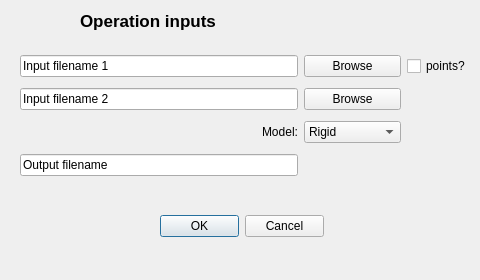
First picture: the form in CemrgApp/Plugins/kcl.cemrgapp.mainapp/src/internal/QmitkCemrgAppMirtkOptions.ui, repository OpenHeartDevelopers/CemrgApp, before the edit.
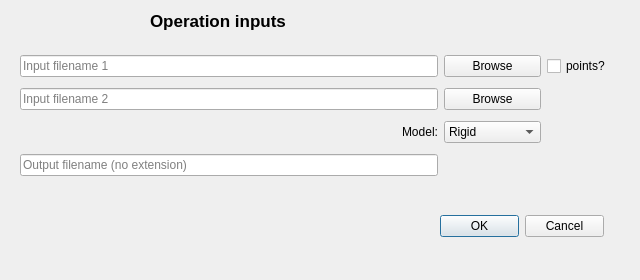
Second picture: the form after the edit.

Commit message: [feature] QmitkCemrgAppCommonTools - added select MIRTK librariesd

The edit to the form file:
```diff
--- a/CemrgApp/Plugins/kcl.cemrgapp.mainapp/src/internal/QmitkCemrgAppMirtkOptions.ui
+++ b/CemrgApp/Plugins/kcl.cemrgapp.mainapp/src/internal/QmitkCemrgAppMirtkOptions.ui
@@ -6,19 +6,19 @@
    <rect>
     <x>0</x>
     <y>0</y>
-    <width>480</width>
+    <width>640</width>
     <height>280</height>
    </rect>
   </property>
   <property name="minimumSize">
    <size>
-    <width>480</width>
+    <width>640</width>
     <height>280</height>
    </size>
   </property>
   <property name="maximumSize">
    <size>
-    <width>480</width>
+    <width>640</width>
     <height>280</height>
    </size>
   </property>
@@ -28,7 +28,7 @@
   <widget class="QLabel" name="titleLabel">
    <property name="geometry">
     <rect>
-     <x>80</x>
+     <x>150</x>
      <y>10</y>
      <width>350</width>
      <height>21</height>
@@ -57,7 +57,7 @@
   <widget class="QDialogButtonBox" name="buttonBox">
    <property name="geometry">
     <rect>
-     <x>160</x>
+     <x>440</x>
      <y>210</y>
      <width>164</width>
      <height>32</height>
@@ -72,7 +72,7 @@
     <rect>
      <x>20</x>
      <y>50</y>
-     <width>451</width>
+     <width>591</width>
      <height>132</height>
     </rect>
    </property>
@@ -94,13 +94,19 @@
     <item row="3" column="0">
      <widget class="QLineEdit" name="lineEdit_output">
       <property name="text">
-       <string>Output filename</string>
+       <string/>
+      </property>
+      <property name="placeholderText">
+       <string>Output filename (no extension)</string>
       </property>
      </widget>
     </item>
     <item row="0" column="0">
      <widget class="QLineEdit" name="lineEdit_input1">
       <property name="text">
+       <string/>
+      </property>
+      <property name="placeholderText">
        <string>Input filename 1</string>
       </property>
      </widget>
@@ -108,6 +114,9 @@
     <item row="1" column="0">
      <widget class="QLineEdit" name="lineEdit_input2">
       <property name="text">
+       <string/>
+      </property>
+      <property name="placeholderText">
        <string>Input filename 2</string>
       </property>
      </widget>
```
Left out of the diff: 6 changed lines with no effect on the pictures. The commit also changes 2 other files.
